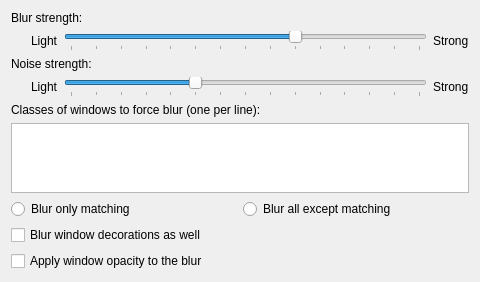
The window that src/kcm/blur_config.ui (taj-ny/kwin-effects-forceblur) describes before a commit, drawn with Qt 5.
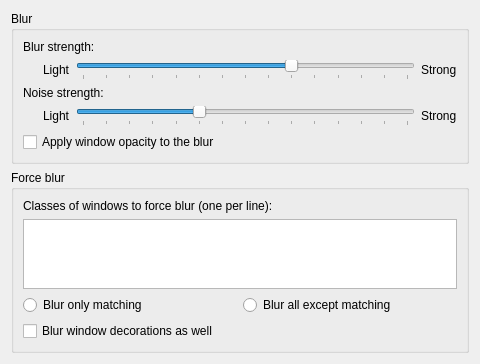
The same window after the commit.

Commit message: kcm: divide config ui into 2 sections

The edit to the form file:
```diff
--- a/src/kcm/blur_config.ui
+++ b/src/kcm/blur_config.ui
@@ -10,7 +10,13 @@
     <height>184</height>
    </rect>
   </property>
-  <layout class="QVBoxLayout" name="verticalLayout">
+  <layout class="QVBoxLayout">
+   <item>
+    <widget class="QGroupBox">
+     <property name="title">
+      <string>Blur</string>
+     </property>
+     <layout class="QVBoxLayout">
    <item>
     <widget class="QLabel" name="labelConstantBlurDescription">
      <property name="text">
@@ -154,6 +160,22 @@
     </spacer>
    </item>
    <item>
+       <widget class="QCheckBox" name="kcfg_TransparentBlur">
+        <property name="text">
+         <string>Apply window opacity to the blur</string>
+        </property>
+       </widget>
+      </item>
+     </layout>
+    </widget>
+   </item>
+   <item>
+    <widget class="QGroupBox">
+     <property name="title">
+      <string>Force blur</string>
+     </property>
+     <layout class="QVBoxLayout">
+      <item>
     <widget class="QLabel">
      <property name="text">
       <string>Classes of windows to force blur (one per line):</string>
@@ -189,11 +211,7 @@
      </property>
     </widget>
    </item>
-   <item>
-    <widget class="QCheckBox" name="kcfg_TransparentBlur">
-     <property name="text">
-      <string>Apply window opacity to the blur</string>
-     </property>
+     </layout>
     </widget>
    </item>
   </layout>
```
Lines whose indentation alone changed are shown as unchanged.
